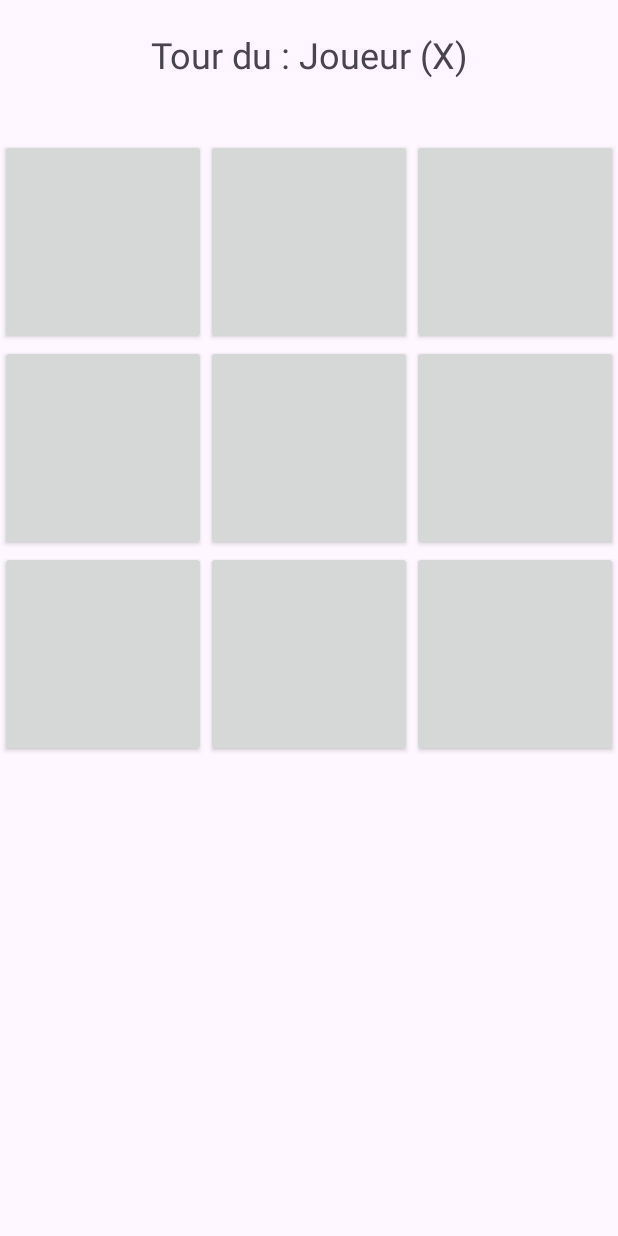
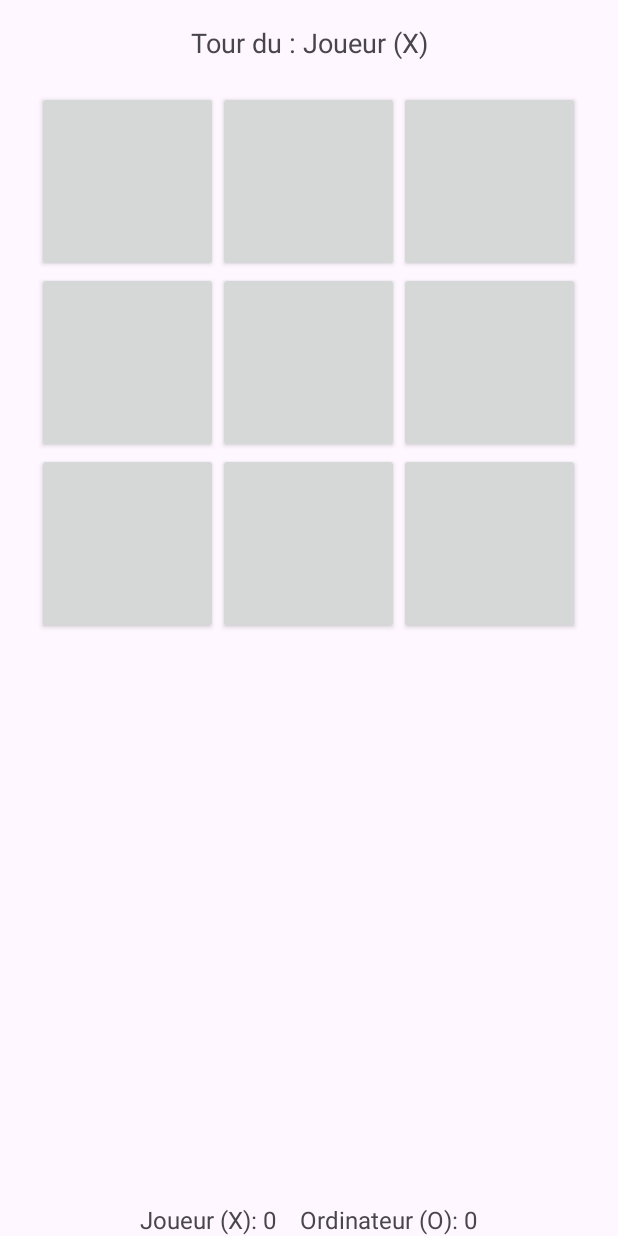
Before and after one commit to hevanne/MultiJeux, an Android app: the TicTacToe screen opened directly, with no data from a screen before it, on a phone screen of 412 x 824 dp. Run offline under Robolectric (Android 15) with nearby library versions, the phone set to English and light mode, and no system bars.

Commit message:
Réglage d'erreur

```diff
--- a/app/src/main/java/com/example/multijeux/TicTacToe.java
+++ b/app/src/main/java/com/example/multijeux/TicTacToe.java
@@ -42,27 +42,42 @@ public class TicTacToe extends AppCompatActivity {
         board = new String[size][size]; // Créer la grille de taille variable
         buttons = new Button[size][size]; // Créer le tableau de boutons de taille variable
 
-        gridLayout.setRowCount(size); // Définir le nombre de lignes
-        gridLayout.setColumnCount(size); // Définir le nombre de colonnes
+        // Récupérer la largeur de l'écran
+        int screenWidth = getResources().getDisplayMetrics().widthPixels;
 
-        // Calculer la largeur des cases pour qu'elles remplissent l'écran
-        int buttonWidth = getResources().getDisplayMetrics().widthPixels / size;
+        // Calculer la largeur de la grille (90% de la largeur de l'écran)
+        int gridWidth = (int) (screenWidth * 0.9);
+
+        // Récupérer le padding de la grille (4dp)
+        int padding = (int) (4 * getResources().getDisplayMetrics().density); // Convertir en pixels
+
+        // Calculer la largeur disponible pour les boutons
+        int availableWidth = gridWidth - (2 * padding); // Retirer les marges gauche et droite
+
+        // Calculer la taille des boutons en fonction de la largeur disponible
+        int buttonSize = availableWidth / size; // Diviser par la taille de la grille pour chaque cellule
+
+        // Définir le nombre de lignes et de colonnes de la grille
+        gridLayout.setRowCount(size);
+        gridLayout.setColumnCount(size);
+
+        // Appliquer le padding global à la grille
+        gridLayout.setPadding(padding, padding, padding, padding);
 
         // Créer les boutons pour la grille
         for (int i = 0; i < size; i++) {
             for (int j = 0; j < size; j++) {
                 buttons[i][j] = new Button(this);
-                buttons[i][j].setTextSize(30);
+                buttons[i][j].setTextSize(30); // Ajuster la taille du texte des boutons
 
-                // Définir la largeur et la hauteur du bouton
+                // Créer des paramètres de mise en page pour chaque bouton
                 GridLayout.LayoutParams params = new GridLayout.LayoutParams();
-                params.width = buttonWidth; // Définir la largeur
-                params.height = buttonWidth; // Garder la hauteur égale à la largeur pour avoir des cases carrées
+                params.width = buttonSize; // Définir la largeur de la cellule
+                params.height = buttonSize; // Garder la hauteur égale à la largeur pour avoir des cases carrées
                 buttons[i][j].setLayoutParams(params);
 
+                // Ajouter un listener pour chaque bouton
                 final int row = i, col = j;
-
-                // Ajouter un listener pour chaque bouton
                 buttons[i][j].setOnClickListener(new View.OnClickListener() {
                     @Override
                     public void onClick(View v) {
@@ -74,7 +89,17 @@ public class TicTacToe extends AppCompatActivity {
                 gridLayout.addView(buttons[i][j]);
             }
         }
+
+        // Appliquer les poids (weight) aux colonnes et aux lignes pour que la grille occupe l'espace nécessaire
+        for (int i = 0; i < size; i++) {
+            GridLayout.LayoutParams columnParams = new GridLayout.LayoutParams();
+            columnParams.width = 0; // Ne pas définir la largeur explicitement
+            columnParams.rowSpec = GridLayout.spec(i, 1, 1f); // Spécifier la répartition égale de l'espace pour chaque ligne
+            columnParams.columnSpec = GridLayout.spec(i, 1, 1f); // Répartition égale pour chaque colonne
+            gridLayout.setRowCount(size);
+        }
     }
+
 
     // Gérer le clic sur une case
     private void onCellClicked(int row, int col) {
@@ -115,7 +140,7 @@ public class TicTacToe extends AppCompatActivity {
 
     // Vérifier si un joueur a gagné
     private boolean checkWinner() {
-        // Vérification des lignes et des colonnes pour 3 symboles alignés
+        // Vérification des lignes et des colonnes
         for (int i = 0; i < gridSize; i++) {
             boolean rowWin = true, colWin = true;
             for (int j = 0; j < gridSize; j++) {
@@ -131,7 +156,7 @@ public class TicTacToe extends AppCompatActivity {
             }
         }
 
-        // Vérification des diagonales pour 3 symboles alignés
+        // Vérification des diagonales
         boolean diagonal1Win = true, diagonal2Win = true;
         for (int i = 0; i < gridSize; i++) {
             if (board[i][i] == null || !board[i][i].equals(board[0][0])) {
--- a/app/src/main/res/layout/activity_tic_tac_toe.xml
+++ b/app/src/main/res/layout/activity_tic_tac_toe.xml
@@ -6,33 +6,66 @@
     android:layout_height="match_parent"
     tools:context=".TicTacToe">
 
-    <!-- TextView pour afficher le statut et le score -->
+    <!-- Affichage du statut du jeu (qui joue actuellement) -->
     <TextView
         android:id="@+id/statusTextView"
         android:layout_width="wrap_content"
         android:layout_height="wrap_content"
-        android:text="Tour du : Joueur (X)"
-        android:textSize="24sp"
-        android:layout_marginTop="20dp"
-        android:gravity="center"
+        android:text="Tour du joueur X"
+        android:textSize="18sp"
+        android:layout_marginTop="16dp"
+        android:layout_marginBottom="8dp"
         android:textAlignment="center"
-        app:layout_constraintTop_toTopOf="parent"
+        android:layout_marginLeft="10dp"
+        android:layout_marginRight="10dp"
+        app:layout_constraintBottom_toTopOf="@+id/gridLayout"
+        app:layout_constraintEnd_toEndOf="parent"
         app:layout_constraintStart_toStartOf="parent"
-        app:layout_constraintEnd_toEndOf="parent" />
+        app:layout_constraintTop_toTopOf="parent" />
 
-    <!-- GridLayout pour afficher la grille de jeu -->
+    <!-- Grille de jeu -->
     <GridLayout
         android:id="@+id/gridLayout"
         android:layout_width="0dp"
         android:layout_height="0dp"
-        android:layout_marginTop="40dp"
         android:columnCount="3"
-        android:rowCount="3"
         android:orientation="horizontal"
-        android:layout_marginBottom="40dp"
-        app:layout_constraintTop_toBottomOf="@id/statusTextView"
+        app:layout_constraintBottom_toTopOf="@+id/scoreLayout"
+        app:layout_constraintEnd_toEndOf="parent"
         app:layout_constraintStart_toStartOf="parent"
+        app:layout_constraintTop_toBottomOf="@+id/statusTextView"
+        app:layout_constraintWidth_default="percent"
+        app:layout_constraintWidth_percent="0.9"
+        android:layout_marginBottom="16dp"
+        android:layout_marginTop="8dp"
+        android:padding="4dp"/>
+
+    <!-- Score affiché en bas -->
+    <LinearLayout
+        android:id="@+id/scoreLayout"
+        android:layout_width="match_parent"
+        android:layout_height="wrap_content"
+        android:orientation="horizontal"
+        android:gravity="center"
+        android:layout_marginTop="16dp"
+        app:layout_constraintBottom_toBottomOf="parent"
         app:layout_constraintEnd_toEndOf="parent"
-        app:layout_constraintBottom_toBottomOf="parent" />
+        app:layout_constraintStart_toStartOf="parent">
+
+        <TextView
+            android:id="@+id/playerScore"
+            android:layout_width="wrap_content"
+            android:layout_height="wrap_content"
+            android:text="Joueur (X): 0"
+            android:textSize="16sp"
+            android:layout_marginEnd="16dp" />
+
+        <TextView
+            android:id="@+id/aiScore"
+            android:layout_width="wrap_content"
+            android:layout_height="wrap_content"
+            android:text="Ordinateur (O): 0"
+            android:textSize="16sp" />
+    </LinearLayout>
 
 </androidx.constraintlayout.widget.ConstraintLayout>
```
